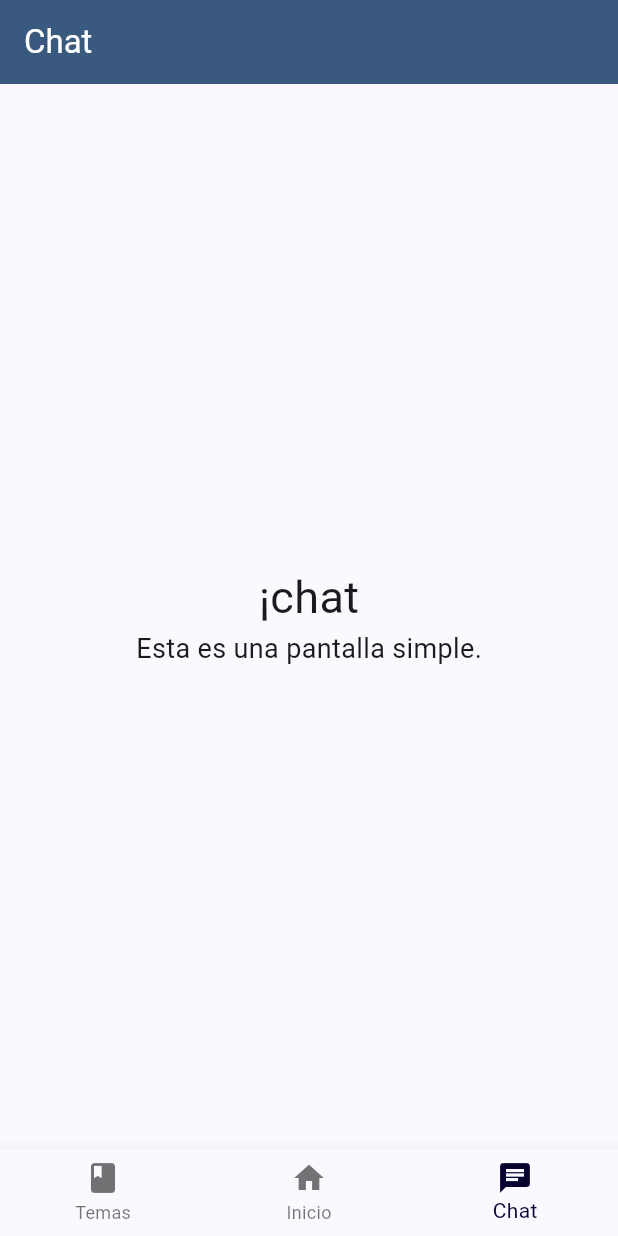
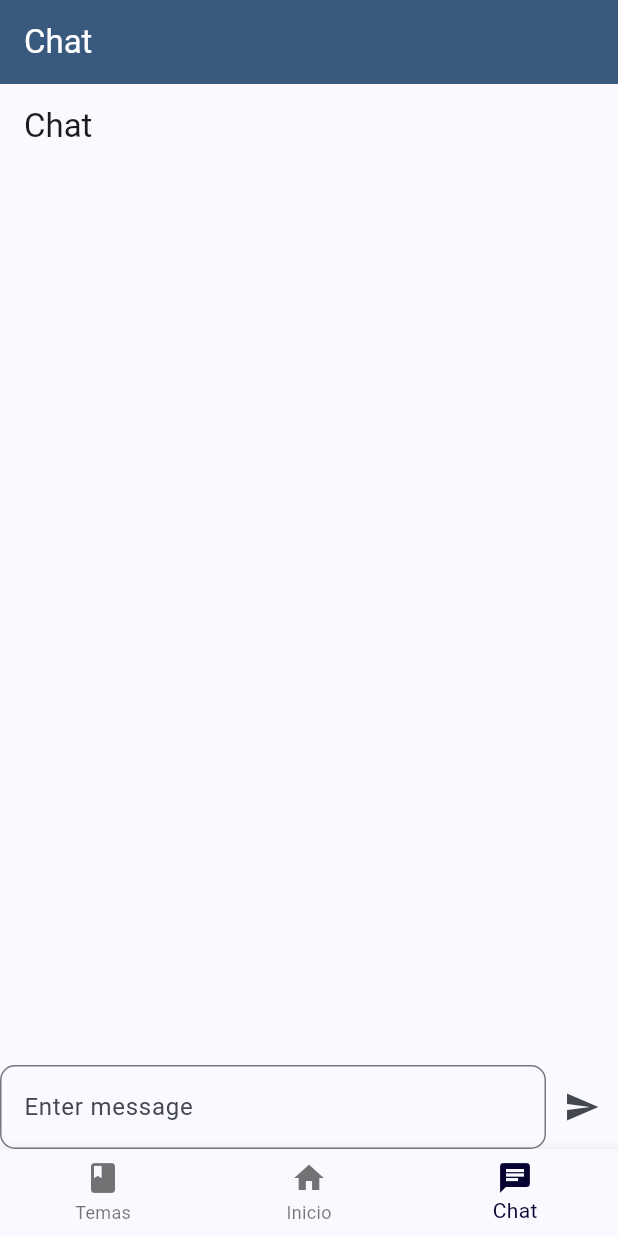
Before and after one commit to titanke/app_gemini, a Flutter app: the screen it shows after launch, item 3 of the bottom bar chosen, on a phone screen of 412 x 824 dp. Run offline on Flutter 3.47's test engine with Material 3 defaults, Android fonts, the phone set to English and light mode, and no system bars; our stand-ins replace carousel_slider.

Commit message:
chat and  quiz fixes

```diff
--- a/lib/pages/chat.dart
+++ b/lib/pages/chat.dart
@@ -1,4 +1,7 @@
 import 'package:flutter/material.dart';
+import 'package:http/http.dart' as http;
+import 'dart:convert';
+const String chatApiUrl = 'https://your-api-endpoint.com/chat';
 
 class Chatpage extends StatefulWidget {
   @override
@@ -6,24 +9,101 @@
 }
 
 class _ChatpageState extends State<Chatpage> {
+  bool _isSendingMessage = false;
+  final _messageController = TextEditingController();
+  List<String> _messages = [];
+  Future<void> _sendMessage(String message) async {
+    try {
+      final response = await http.post(
+        Uri.parse(chatApiUrl),
+        body: {'message': message},
+      );
+
+      if (response.statusCode == 200) {
+        final responseData = jsonDecode(response.body);
+        final receivedMessage = responseData['message'];
+        setState(() {
+          _messages.add(message);
+          _messages.add(receivedMessage);
+        });
+        _messageController.clear();
+      } else {
+        print('Error sending message: ${response.statusCode}');
+        ScaffoldMessenger.of(context).showSnackBar(
+          SnackBar(
+            content: Text('Error sending message. Please try again.'),
+          ),
+        );
+      }
+    } catch (error) {
+      print('Error sending message: $error');
+      ScaffoldMessenger.of(context).showSnackBar(
+        SnackBar(
+          content: Text('An error occurred. Please try again.'),
+        ),
+      );
+    }
+  }
+
   @override
   Widget build(BuildContext context) {
     return Scaffold(
-
-      body: Center(
-        child: Column(
-          mainAxisAlignment: MainAxisAlignment.center,
-          children: <Widget>[
-            Text(
-              '¡chat',
-              style: TextStyle(fontSize: 30),
+      appBar: AppBar(
+        title: Text('Chat'),
+      ),
+      body: Column(
+        children: [
+          Expanded(
+            child: ListView.builder(
+              itemCount: _messages.length,
+              itemBuilder: (context, index) {
+                final message = _messages[index];
+                return Align(
+                  alignment: message == _messageController.text
+                      ? Alignment.centerRight
+                      : Alignment.centerLeft,
+                  child: Container(
+                    padding: EdgeInsets.all(10),
+                    margin: EdgeInsets.symmetric(vertical: 5, horizontal: 10),
+                    decoration: BoxDecoration(
+                      borderRadius: BorderRadius.circular(10),
+                      color: message == _messageController.text
+                          ? Colors.blue[200]
+                          : Colors.grey[200],
+                    ),
+                    child: Text(message),
+                  ),
+                );
+              },
             ),
-            Text(
-              'Esta es una pantalla simple.',
-              style: TextStyle(fontSize: 18),
+          ),
+          Form(
+            child: Row(
+              children: [
+                Expanded(
+                  child: TextField(
+                    controller: _messageController,
+                    decoration: InputDecoration(
+                      hintText: 'Enter message',
+                      border: OutlineInputBorder(
+                        borderRadius: BorderRadius.circular(10),
+                      ),
+                    ),
+                  ),
+                ),
+                IconButton(
+                  icon: Icon(Icons.send),
+                  onPressed: () {
+                    final message = _messageController.text.trim();
+                    if (message.isNotEmpty) {
+                      _sendMessage(message);
+                    }
+                  },
+                ),
+              ],
             ),
-          ],
-        ),
+          ),
+        ],
       ),
     );
   }
```
Also changed, not shown: lib/pages/quiz.dart (+6 -1 lines).
